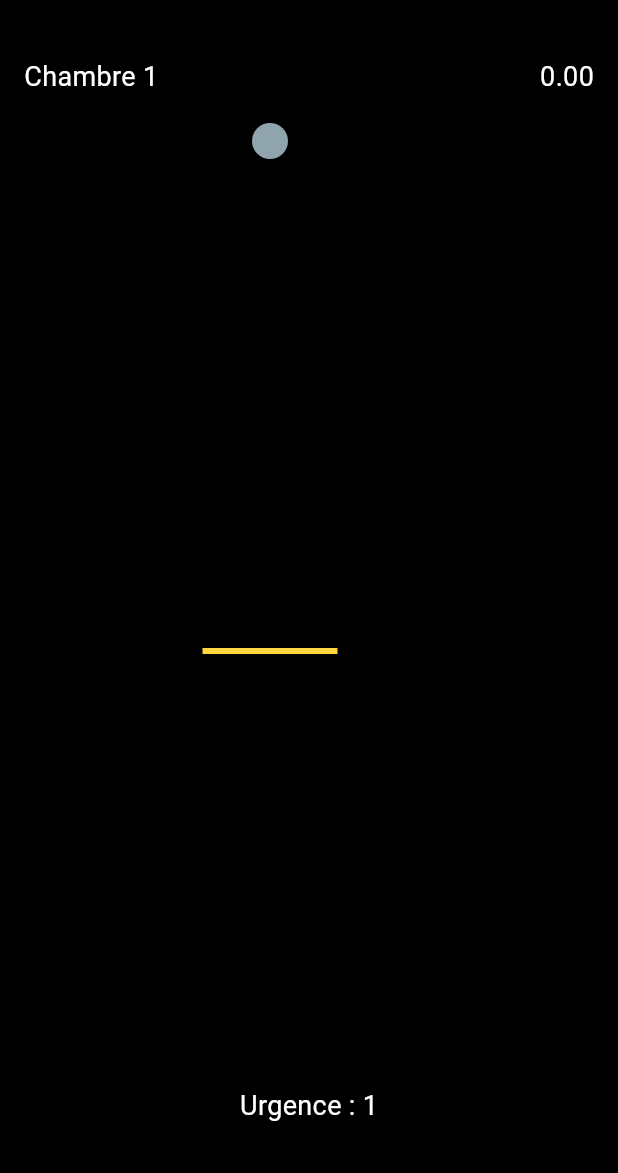
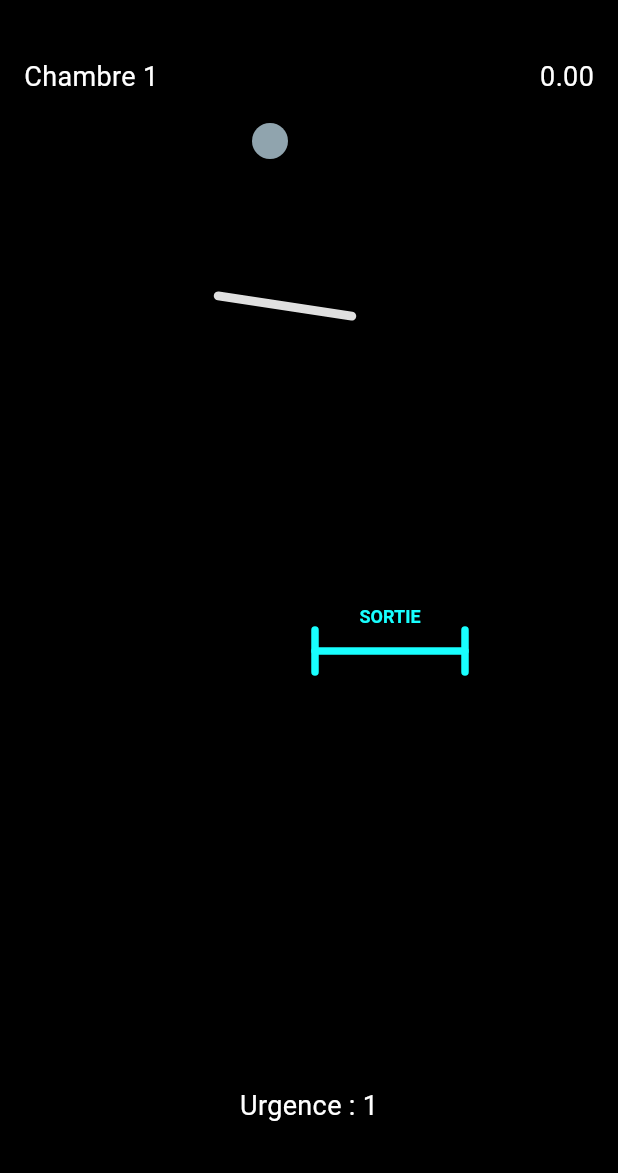
Before and after one commit to hichamDao/ball-ruler-game, a Flutter app: the screen it shows after launch, after a tap on "Lancer", on a phone screen of 412 x 824 dp, the part 63-1236 px from its top. Run offline on Flutter 3.47's test engine with Material 3 defaults, Android fonts, the phone set to English and light mode, and no system bars.

Commit message:
Zone cible plus visible + progression de difficulte continue
- game/ball_ruler_game.dart : la zone cible se dessine desormais en
  dernier (par-dessus les regles), avec des piquets verticaux et un
  texte SORTIE pour qu'elle reste reperable meme quand elle devient
  etroite ; couleur des obstacles fixes eclaircie (grey.shade300) pour
  mieux contraster sur fond noir
- data/chambers.dart : la generation procedurale au-dela des chambres
  faites main repart desormais de la largeur/du nombre d'obstacles de
  la derniere chambre ecrite a la main (60px, 2 obstacles) au lieu de
  revenir a des valeurs plus faciles (90px, 1 obstacle) ; la difficulte
  ne redescend donc plus jamais

```diff
--- a/lib/data/chambers.dart
+++ b/lib/data/chambers.dart
@@ -9,8 +9,15 @@ import '../models/chamber.dart';
 final List<Chamber> handCraftedChambers = [
   const Chamber(
     height: 420,
-    targetCenterX: 180,
-    targetWidth: 90,
+    // décalée par rapport au point de départ de la bille (x=180) : tomber
+    // tout droit sans poser de règle rate la zone, même en chambre 1.
+    targetCenterX: 260,
+    targetWidth: 100,
+    obstacles: [
+      // un premier obstacle fixe, servant de repère pour poser sa première
+      // règle par rapport à lui. Légèrement incliné (voir note plus bas).
+      ObstacleSpec(relativeCenter: Offset(190, 190), length: 90, angle: 0.15),
+    ],
   ),
   const Chamber(
     height: 460,
@@ -27,7 +34,7 @@ final List<Chamber> handCraftedChambers = [
   const Chamber(
     height: 500,
     targetCenterX: 100,
-    targetWidth: 70,
+    targetWidth: 60,
     obstacles: [
       ObstacleSpec(relativeCenter: Offset(140, 180), length: 90, angle: 0.3),
       ObstacleSpec(relativeCenter: Offset(260, 340), length: 90, angle: -0.3),
@@ -38,13 +45,15 @@ final List<Chamber> handCraftedChambers = [
 final Random _levelRandom = Random();
 
 /// Génère une chambre au-delà des niveaux écrits à la main : la zone cible
-/// rétrécit et le nombre d'obstacles augmente doucement avec [index].
+/// continue de rétrécir et le nombre d'obstacles augmente doucement avec
+/// [index], en repartant des valeurs de la dernière chambre écrite à la main
+/// (60 de large, 2 obstacles) pour que la difficulté ne redescende jamais.
 /// [screenWidth] permet de garder la zone cible et les obstacles à
 /// l'intérieur de l'écran du joueur.
 Chamber generateChamber(int index, double screenWidth) {
-  final int difficulty = (index - handCraftedChambers.length).clamp(0, 30);
-  final double targetWidth = (90.0 - difficulty * 1.5).clamp(45.0, 90.0);
-  final int obstacleCount = 1 + (difficulty ~/ 4).clamp(0, 3);
+  final int beyond = (index - handCraftedChambers.length).clamp(0, 30);
+  final double targetWidth = (60.0 - beyond * 5.0).clamp(40.0, 60.0);
+  final int obstacleCount = 2 + (beyond ~/ 5).clamp(0, 3);
   final double safeWidth = screenWidth > 120 ? screenWidth : 360.0;
 
   final obstacles = List.generate(obstacleCount, (i) {
--- a/lib/game/ball_ruler_game.dart
+++ b/lib/game/ball_ruler_game.dart
@@ -365,25 +365,12 @@ class _GamePainter extends CustomPainter {
 
     final cameraOffset = Offset(0, scrollY);
 
-    // Zone cible en bas de la chambre courante : repère visuel uniquement,
-    // ne bloque pas la bille (c'est la "sortie" vers la chambre suivante).
-    final targetY = chamberStartY + chamber.height - scrollY;
-    final targetLeft = chamber.targetCenterX - chamber.targetWidth / 2;
-    final targetRight = chamber.targetCenterX + chamber.targetWidth / 2;
-    canvas.drawLine(
-      Offset(targetLeft, targetY),
-      Offset(targetRight, targetY),
-      Paint()
-        ..color = Colors.amberAccent
-        ..strokeWidth = 4,
-    );
-
     for (final r in rulers) {
       final paint = Paint()
         ..strokeWidth = 6
         ..strokeCap = StrokeCap.round;
       paint.color = r.isStatic
-          ? Colors.blueGrey.shade200
+          ? Colors.grey.shade300
           : Color.lerp(Colors.greenAccent, Colors.redAccent, r.instabilityRatio)!;
       canvas.drawLine(r.start - cameraOffset, r.end - cameraOffset, paint);
     }
@@ -393,6 +380,57 @@ class _GamePainter extends CustomPainter {
       ball.radius,
       Paint()..color = Colors.blueGrey.shade300,
     );
+
+    _paintTargetZone(canvas);
+  }
+
+  /// Dessine la zone cible en dernier, par-dessus tout le reste, pour être
+  /// certain qu'elle ne soit jamais masquée par une règle qui la traverse.
+  /// C'est un repère purement visuel : elle ne bloque pas la bille.
+  void _paintTargetZone(Canvas canvas) {
+    final targetY = chamberStartY + chamber.height - scrollY;
+    final targetLeft = chamber.targetCenterX - chamber.targetWidth / 2;
+    final targetRight = chamber.targetCenterX + chamber.targetWidth / 2;
+
+    final gatePaint = Paint()
+      ..color = Colors.cyanAccent
+      ..strokeWidth = 5
+      ..strokeCap = StrokeCap.round;
+
+    // ligne principale de la zone cible
+    canvas.drawLine(Offset(targetLeft, targetY), Offset(targetRight, targetY), gatePaint);
+
+    // deux petits piquets verticaux pour bien marquer les bords de la zone,
+    // même quand elle devient étroite au fil des chambres
+    const postHalfHeight = 14.0;
+    canvas.drawLine(
+      Offset(targetLeft, targetY - postHalfHeight),
+      Offset(targetLeft, targetY + postHalfHeight),
+      gatePaint,
+    );
+    canvas.drawLine(
+      Offset(targetRight, targetY - postHalfHeight),
+      Offset(targetRight, targetY + postHalfHeight),
+      gatePaint,
+    );
+
+    // petit texte au-dessus, pour que la sortie reste reconnaissable même
+    // de loin ou quand la zone est devenue très étroite
+    final textPainter = TextPainter(
+      text: const TextSpan(
+        text: 'SORTIE',
+        style: TextStyle(
+          color: Colors.cyanAccent,
+          fontSize: 12,
+          fontWeight: FontWeight.bold,
+        ),
+      ),
+      textDirection: TextDirection.ltr,
+    )..layout();
+    textPainter.paint(
+      canvas,
+      Offset(chamber.targetCenterX - textPainter.width / 2, targetY - postHalfHeight - 16),
+    );
   }
 
   @override
```
